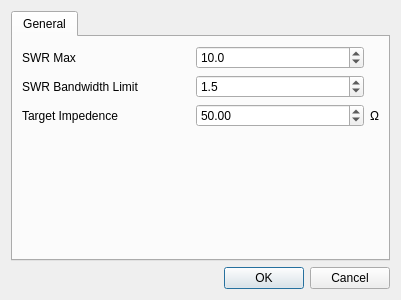
First picture: the form in settingsdlg.ui, repository jedi98/sark-100-antenna-analyzer, before the edit.
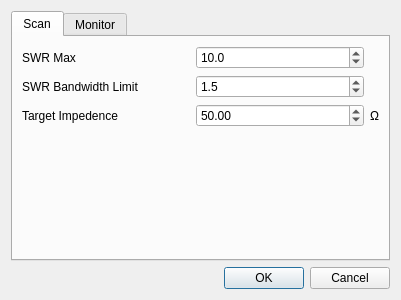
Second picture: the form after the edit. Icons and pictures are not drawn.

Commit message: First shot at monitor function

The edit to the form file:
```diff
--- a/settingsdlg.ui
+++ b/settingsdlg.ui
@@ -28,7 +28,7 @@
      </property>
      <widget class="QWidget" name="tab">
       <attribute name="title">
-       <string>General</string>
+       <string>Scan</string>
       </attribute>
       <layout class="QGridLayout" name="gridLayout">
        <item row="2" column="0">
@@ -128,6 +128,11 @@
        </item>
       </layout>
      </widget>
+     <widget class="QWidget" name="tab_2">
+      <attribute name="title">
+       <string>Monitor</string>
+      </attribute>
+     </widget>
     </widget>
    </item>
    <item>
```
The commit also changes 12 other files.
